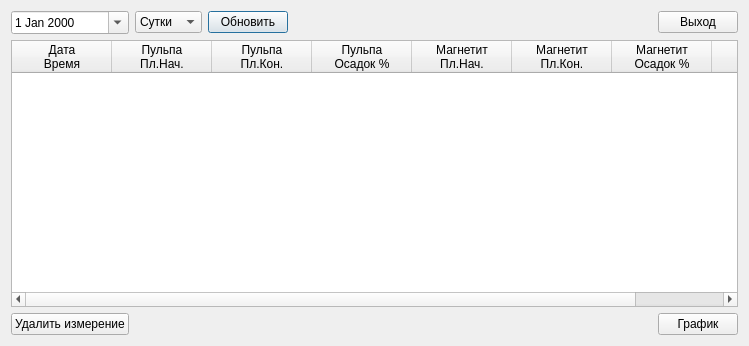
This is arhivdialog.ui in trilml77/plotnomer-gui as Qt 5 draws it before an edit. The edited form follows.
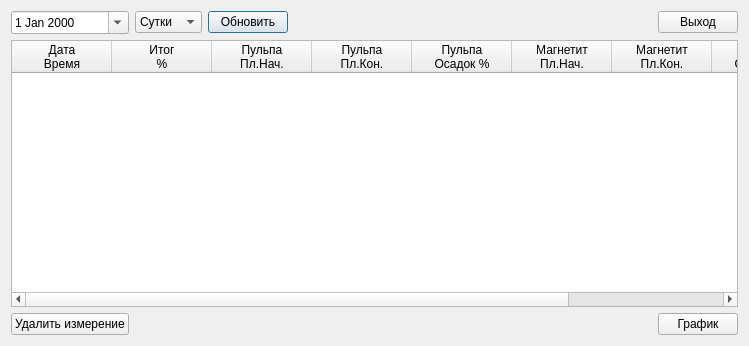
This is the edited form.

Patch:
```diff
--- a/arhivdialog.ui
+++ b/arhivdialog.ui
@@ -89,6 +89,12 @@
 Время</string>
       </property>
      </column>
+     <column>
+      <property name="text">
+       <string>Итог
+%</string>
+      </property>
+     </column>
      <column>
       <property name="text">
        <string>Пульпа
```
